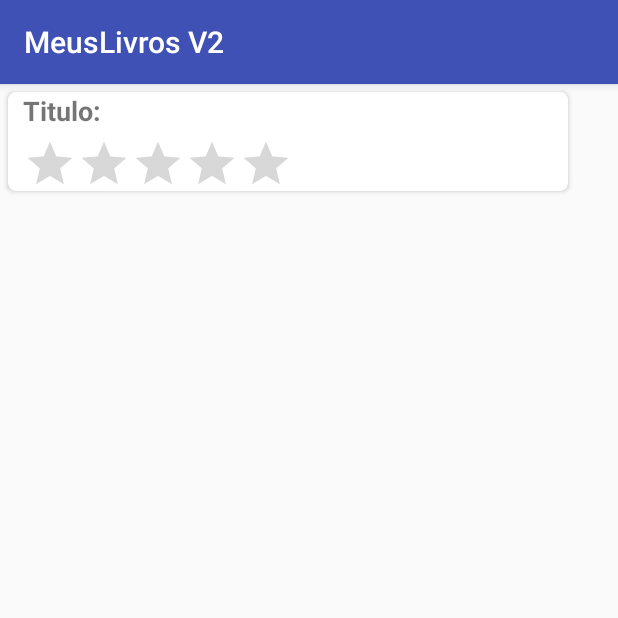
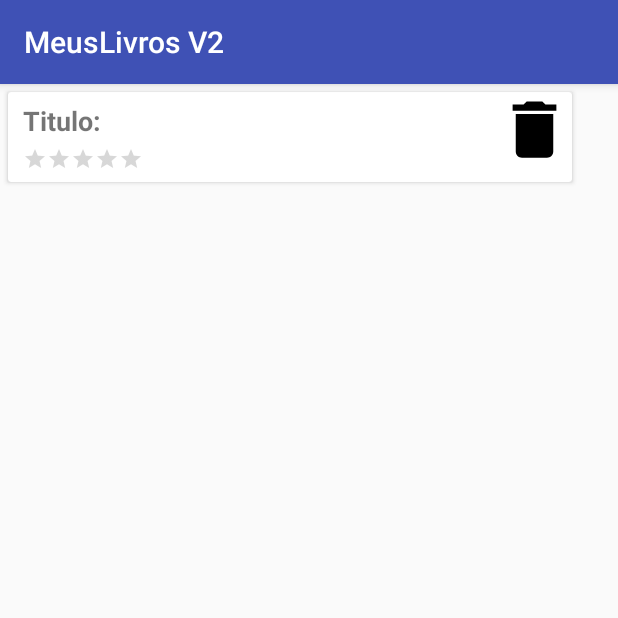
Before and after one commit to joaoGabriel55/MeusLivros_V2, an Android app: the Main5Activity screen opened directly, with no data from a screen before it, on a phone screen of 412 x 824 dp, the top half of it. Run offline under Robolectric (Android 15) with nearby library versions, the phone set to English and light mode, and no system bars; libraries missing offline, so code that uses them is left out: jp.wasabeef.recyclerview; 1 statement that could not run was skipped.

Commit message:
A luz chegou ! vlw Arthur haha

```diff
--- a/app/build.gradle
+++ b/app/build.gradle
@@ -37,6 +37,8 @@ dependencies {
     compile 'com.android.support:recyclerview-v7:26+'
     compile 'com.android.support:cardview-v7:26+'
 
+    compile 'jp.wasabeef:recyclerview-animators:2.2.7'
+
     testCompile 'junit:junit:4.12'
     annotationProcessor 'com.jakewharton:butterknife-compiler:8.8.1'
 }
--- a/app/src/main/java/model/LivroAdapter.java
+++ b/app/src/main/java/model/LivroAdapter.java
@@ -5,22 +5,26 @@ import android.support.v7.widget.RecyclerView;
 import android.view.LayoutInflater;
 import android.view.View;
 import android.view.ViewGroup;
+import android.widget.ImageButton;
 import android.widget.RatingBar;
 import android.widget.TextView;
 
+import com.example.quaresma.meuslivros_v2.BancoHelper;
 import com.example.quaresma.meuslivros_v2.R;
 
 import java.util.List;
 
 
-public class LivroAdapter extends RecyclerView.Adapter{
+public class LivroAdapter extends RecyclerView.Adapter {
 
     Context context;
     List<Livro> livroList;
+    BancoHelper bancoHelper;
 
     public LivroAdapter(Context context, List<Livro> livroList) {
         this.context = context;
         this.livroList = livroList;
+        this.bancoHelper = new BancoHelper(context);
     }
 
     @Override
@@ -33,13 +37,27 @@ public class LivroAdapter extends RecyclerView.Adapter{
     }
 
     @Override
-    public void onBindViewHolder(RecyclerView.ViewHolder holder, int position) {
+    public void onBindViewHolder(final RecyclerView.ViewHolder holder, final int position) {
 
         LivroHolder livroHolder = (LivroHolder) holder;
-        Livro livroEscolhido = livroList.get(position);
+        final Livro livroEscolhido = livroList.get(position);
         livroHolder.textViewNome.setText(livroEscolhido.getTitulo());
         livroHolder.nota.setRating(livroEscolhido.getNota());
+        livroHolder.remover.setOnClickListener(new View.OnClickListener() {
+            @Override
+            public void onClick(View view) {
+                //Toast.makeText(context,"Trash", Toast.LENGTH_SHORT).show();
+                Livro lv = livroList.get(position);
+                lv.setTitulo(((LivroHolder) holder).textViewNome.getText().toString());
+                lv.setNota(((LivroHolder) holder).nota.getRating());
+                bancoHelper.delete(lv);
+                livroList.remove(position);
 
+                notifyItemRemoved(position);
+//              notifyItemRangeChanged(position, livroList.size());
+
+            }
+        });
     }
 
     @Override
@@ -47,21 +65,21 @@ public class LivroAdapter extends RecyclerView.Adapter{
         return livroList == null ? 0 : livroList.size();
     }
 
-    public class LivroHolder extends RecyclerView.ViewHolder{
+    public class LivroHolder extends RecyclerView.ViewHolder {
 
         final TextView textViewNome;
         final RatingBar nota;
-        public LivroHolder(View v){
+        final ImageButton remover;
 
+        public LivroHolder(View v) {
             super(v);
-
             textViewNome = v.findViewById(R.id.title2);
             nota = v.findViewById(R.id.nota);
-
-
+            remover = v.findViewById(R.id.imageButton5);
 
         }
 
 
     }
+
 }
--- /dev/null
+++ b/app/src/main/res/drawable/ic_delete_black_24px.xml
@@ -0,0 +1,9 @@
+<vector xmlns:android="http://schemas.android.com/apk/res/android"
+        android:width="50dp"
+        android:height="50dp"
+        android:viewportWidth="24.0"
+        android:viewportHeight="24.0">
+    <path
+        android:pathData="M6,19c0,1.1 0.9,2 2,2h8c1.1,0 2,-0.9 2,-2V7H6v12zM19,4h-3.5l-1,-1h-5l-1,1H5v2h14V4z"
+        android:fillColor="#000000"/>
+</vector>
--- a/app/src/main/res/layout/card_layout.xml
+++ b/app/src/main/res/layout/card_layout.xml
@@ -11,19 +11,20 @@
 
     android:foreground="?android:attr/selectableItemBackground"
     app:cardBackgroundColor="@color/cardview_light_background"
-    app:cardCornerRadius="5dp">
+    app:cardCornerRadius="2dp">
 
     <LinearLayout
-        android:layout_width="373dp"
-        android:layout_height="match_parent"
+        android:layout_width="376dp"
+        android:layout_height="60dp"
         android:gravity="center_vertical"
         android:orientation="vertical">
 
         <LinearLayout
-            android:layout_width="373dp"
-            android:layout_height="match_parent"
+            android:layout_width="wrap_content"
+            android:layout_height="wrap_content"
             android:gravity="center_vertical"
-            android:orientation="horizontal">
+            android:orientation="horizontal"
+            android:weightSum="1">
 
             <TextView
                 android:id="@+id/textView9"
@@ -44,11 +45,14 @@
                 android:text="none"
                 android:textSize="18sp" />
 
+
+
+
         </LinearLayout>
 
         <RatingBar
             android:id="@+id/nota"
-            style="@style/Base.Widget.AppCompat.RatingBar.Indicator"
+            style="@style/Base.Widget.AppCompat.RatingBar.Small"
             android:layout_width="wrap_content"
             android:layout_height="wrap_content"
             android:layout_marginLeft="10dp"
@@ -56,5 +60,13 @@
             android:clickable="false" />
     </LinearLayout>
 
+    <ImageButton
+        android:id="@+id/imageButton5"
+        android:layout_gravity="right"
+        android:layout_width="wrap_content"
+        android:layout_height="wrap_content"
+        android:background="@null"
+        app:srcCompat="@drawable/ic_delete_black_24px" />
+
 
 </android.support.v7.widget.CardView>
```
Also changed, not shown: app/src/main/java/com/example/quaresma/meuslivros_v2/BancoHelper.java (+18 -15 lines), app/src/main/java/com/example/quaresma/meuslivros_v2/Main2Activity.java (+21 -3 lines), app/src/main/java/com/example/quaresma/meuslivros_v2/Main5Activity.java (+22 -6 lines), app/src/main/java/com/example/quaresma/meuslivros_v2/ViewHolder.java (deleted, +0 -26 lines), app/src/main/java/model/Livro.java (+12 -0 lines).
